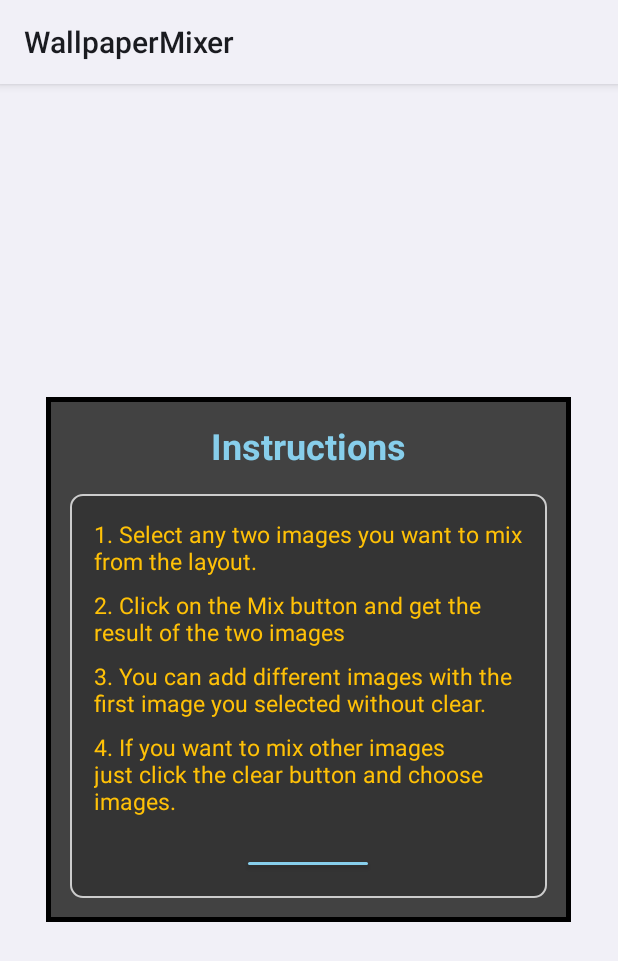
After one commit to Hamadn/WallpaperMIxer, an Android app: the layout custom_popup_layout.xml on its own in the app's theme, with its tools: preview values and no code run, on a phone screen of 412 x 824 dp. The commit adds this screen. Shown: the top 961 px of the screen. Run offline under Robolectric (Android 15) with nearby library versions, the phone set to English and light mode, and no system bars.

Commit message:
Added the popup function for the instruction button and the result of mixed images as a popup.
Added a toolbar also.
Configured some UI changes and added colors.

```diff
--- /dev/null
+++ b/app/src/main/res/drawable/card_background.xml
@@ -0,0 +1,8 @@
+<?xml version="1.0" encoding="utf-8"?>
+<shape xmlns:android="http://schemas.android.com/apk/res/android">
+    <corners android:radius="8dp"/>
+    <solid android:color="@color/cardview_shadow_start_color"/>
+    <stroke
+        android:width="1dp"
+        android:color="#CCCCCC"/>
+</shape>
--- /dev/null
+++ b/app/src/main/res/layout/custom_popup_layout.xml
@@ -0,0 +1,80 @@
+<?xml version="1.0" encoding="utf-8"?>
+<RelativeLayout xmlns:android="http://schemas.android.com/apk/res/android"
+    android:layout_width="350dp"
+    android:layout_height="350dp"
+    android:layout_gravity="center"
+    android:background="@drawable/background"
+    android:padding="16dp">
+
+    <TextView
+        android:id="@+id/instructionHeading"
+        android:layout_width="wrap_content"
+        android:layout_height="wrap_content"
+        android:textColor="#87ceeb"
+        android:textSize="24sp"
+        android:layout_centerHorizontal="true"
+        android:textStyle="bold"
+        android:text="Instructions"
+        android:layout_marginBottom="16dp" />
+
+    <LinearLayout
+        android:layout_width="wrap_content"
+        android:layout_height="wrap_content"
+        android:orientation="vertical"
+        android:layout_centerHorizontal="true"
+        android:layout_below="@id/instructionHeading"
+        android:padding="16dp"
+        android:background="@drawable/card_background">
+
+        <TextView
+            android:id="@+id/instructionDescriptionOne"
+            android:layout_width="wrap_content"
+            android:layout_height="wrap_content"
+            android:textColor="@color/yellow"
+            android:textSize="15sp"
+            android:textStyle="normal"
+            android:text="1. Select any two images you want to mix from the layout."/>
+
+        <TextView
+            android:id="@+id/instructionDescriptionTwo"
+            android:layout_width="wrap_content"
+            android:layout_height="wrap_content"
+            android:textColor="@color/yellow"
+            android:textSize="15sp"
+            android:textStyle="normal"
+            android:layout_marginTop="8dp"
+            android:text="2. Click on the Mix button and get the result of the two images"/>
+
+        <TextView
+            android:id="@+id/instructionDescriptionThree"
+            android:layout_width="wrap_content"
+            android:layout_height="wrap_content"
+            android:textColor="@color/yellow"
+            android:textSize="15sp"
+            android:textStyle="normal"
+            android:layout_marginTop="8dp"
+            android:text="3. You can add different images with the first image you selected without clear."/>
+
+        <TextView
+            android:id="@+id/instructionDescriptionFour"
+            android:layout_width="wrap_content"
+            android:layout_height="wrap_content"
+            android:textColor="@color/yellow"
+            android:textSize="15sp"
+            android:textStyle="normal"
+            android:layout_marginTop="8dp"
+            android:text="4. If you want to mix other images just click the clear button and choose images."/>
+
+        <Button
+            android:id="@+id/closeButton"
+            android:layout_width="wrap_content"
+            android:layout_height="wrap_content"
+            android:layout_gravity="center"
+            android:layout_marginTop="24dp"
+            android:backgroundTint="@color/colorAccent"
+            android:textColor="@color/white"
+            android:text="Close" />
+
+    </LinearLayout>
+
+</RelativeLayout>
--- a/app/src/main/res/values/colors.xml
+++ b/app/src/main/res/values/colors.xml
@@ -2,4 +2,6 @@
 <resources>
     <color name="black">#FF000000</color>
     <color name="white">#FFFFFFFF</color>
+    <color name="colorAccent">#87ceeb</color>
+    <color name="yellow">#ffc107</color>
 </resources>
```
Also changed, not shown: app/src/main/java/com/example/wallpapermixer/MainActivity.kt (+32 -7 lines), app/src/main/res/layout/activity_main.xml (+9 -6 lines), app/src/main/res/layout/result_popup_layout.xml (added, +24 -0 lines).
